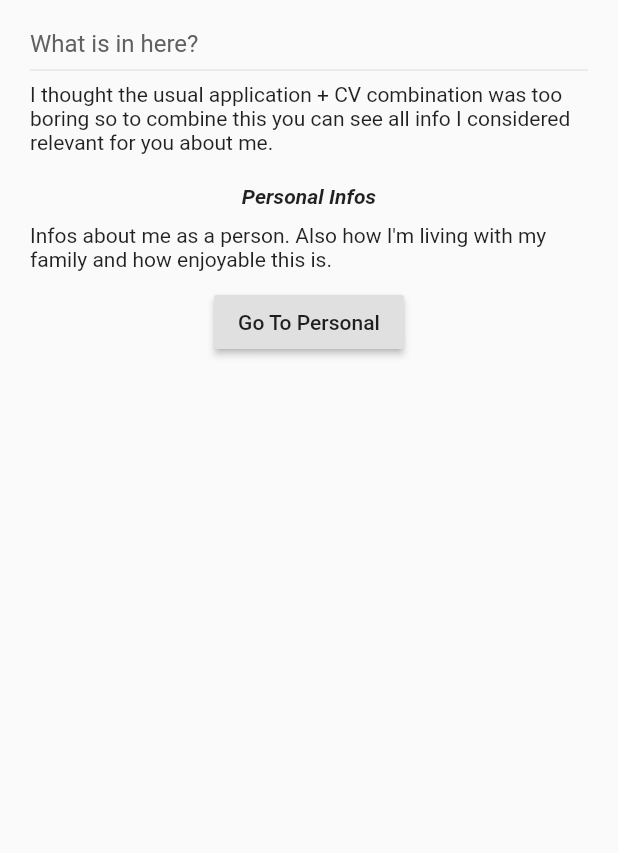
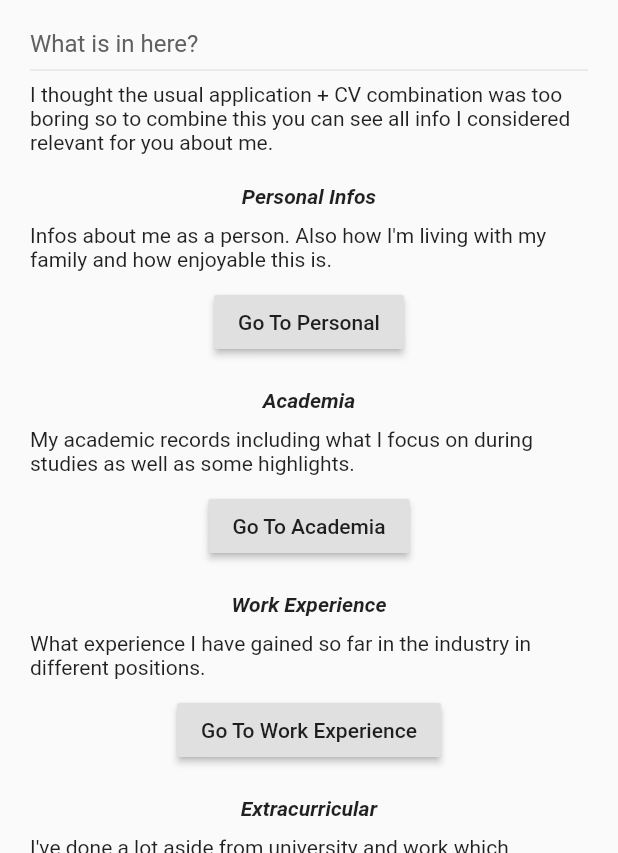
Before and after one commit to DaemonLoki/Silicon-Valley-Spring-School, a Flutter app: the screen it shows after launch, after a tap on an icon or button, on a phone screen of 412 x 824 dp, the part 383-1236 px from its top. Run offline on Flutter 3.47's test engine with Material 2 defaults, Android fonts, the phone set to English and light mode, and no system bars; our stand-ins replace chewie, video_player.

Commit message:
added application tab with links to other tabs

```diff
--- a/lib/application_content.dart
+++ b/lib/application_content.dart
@@ -2,6 +2,7 @@ import 'package:flutter/material.dart';
 import 'package:chewie/chewie.dart';
 import 'package:video_player/video_player.dart';
 import 'ui/section_header.dart';
+import 'welcome_page.dart';
 
 class ApplicationContent extends StatelessWidget {
   @override
@@ -25,7 +26,10 @@ class ApplicationContent extends StatelessWidget {
               Text(
                 "I thought the usual application + CV combination was too boring so to combine this you can see all info I considered relevant for you about me."
               ),
-              ContentShort("Personal Infos", "Infos about me as a person. Also how I'm living with my family and how enjoyable this is. ","Go To Personal")
+              ContentShort("Personal Infos", "Infos about me as a person. Also how I'm living with my family and how enjoyable this is. ","Go To Personal", 1),
+              ContentShort("Academia", "My academic records including what I focus on during studies as well as some highlights.", "Go To Academia", 2),
+              ContentShort("Work Experience", "What experience I have gained so far in the industry in different positions.", "Go To Work Experience", 3),
+              ContentShort("Extracurricular", "I've done a lot aside from university and work which resembles my enthusiasm and interest in all technological things.", "Go To Extracurricular", 4)
             ],
           ),
         ),
@@ -41,16 +45,21 @@ class ApplicationContent extends StatelessWidget {
 
 class ContentShort extends StatelessWidget {
 
-  ContentShort(this._title, this._description, this._buttonName);
+  ContentShort(this._title, this._description, this._buttonName, this._tabIndex);
 
   final String _title;
   final String _description;
   final String _buttonName;
+  final int _tabIndex;
+
+  void _onPersonalPressed(int tabIndex) {
+    WelcomePage.myOverviewNavKey.currentState.tabController.animateTo(tabIndex);
+  }
 
   @override
   Widget build(BuildContext context) {
     return Padding(
-      padding: const EdgeInsets.symmetric(vertical: 20.0),
+      padding: const EdgeInsets.only(top: 20.0),
       child: new Column(
         children: <Widget>[
           Text(_title, style: TextStyle(fontStyle: FontStyle.italic, fontWeight: FontWeight.bold),),
@@ -59,7 +68,7 @@ class ContentShort extends StatelessWidget {
             child: Text(_description),
           ),
           RaisedButton(
-            onPressed: () => {},
+            onPressed: () => _onPersonalPressed(_tabIndex),
             child: Text(_buttonName))
         ],
       ),
--- a/lib/overview.dart
+++ b/lib/overview.dart
@@ -6,18 +6,18 @@ import 'personal_content.dart';
 import 'application_content.dart';
 
 class OverviewNav extends StatefulWidget {
+  const OverviewNav({Key key}) : super(key: key);
+
   @override
-  _OverviewNavState createState() => new _OverviewNavState();
+  OverviewNavState createState() => new OverviewNavState();
 }
 
 class TabContent {
-
   const TabContent({this.title, this.content});
 
   final String title;
   final Widget content;
 }
-
 
 List<TabContent> tabs = <TabContent>[
   new TabContent(title: "Application", content: ApplicationContent()),
@@ -27,7 +27,22 @@ List<TabContent> tabs = <TabContent>[
   const TabContent(title: "Extracurricular", content: const ExtraContent()),
 ];
 
-class _OverviewNavState extends State<OverviewNav> {
+class OverviewNavState extends State<OverviewNav>
+    with SingleTickerProviderStateMixin {
+  TabController tabController;
+
+  @override
+  void initState() {
+    super.initState();
+    tabController = new TabController(vsync: this, length: tabs.length);
+  }
+
+  @override
+  void dispose() {
+    tabController.dispose();
+    super.dispose();
+  }
+
   @override
   Widget build(BuildContext context) {
     return DefaultTabController(
@@ -36,6 +51,7 @@ class _OverviewNavState extends State<OverviewNav> {
           appBar: AppBar(
             title: Text('Stefan'),
             bottom: TabBar(
+              controller: tabController,
               isScrollable: true,
               tabs: tabs.map((TabContent tab) {
                 return Tab(text: tab.title);
@@ -43,6 +59,7 @@ class _OverviewNavState extends State<OverviewNav> {
             ),
           ),
           body: TabBarView(
+            controller: tabController,
             children: tabs.map((TabContent tab) {
               return tab.content;
             }).toList(),
--- a/lib/welcome_page.dart
+++ b/lib/welcome_page.dart
@@ -2,6 +2,8 @@ import 'package:flutter/material.dart';
 import 'overview.dart';
 
 class WelcomePage extends StatelessWidget {
+
+  static final myOverviewNavKey = new GlobalKey<OverviewNavState>();
 
   @override
   Widget build(BuildContext context) {
@@ -36,7 +38,9 @@ class WelcomePage extends StatelessWidget {
                 color: Theme.of(context).accentColor,
                 padding: EdgeInsets.symmetric(vertical: 15.0, horizontal: 20.0),
                 onPressed: () {
-                  Navigator.push(context, MaterialPageRoute(builder: (context) => OverviewNav()));
+                  Navigator.push(context, MaterialPageRoute(builder: (context) => OverviewNav(
+                    key: myOverviewNavKey
+                  )));
                 }
               ),
             )
```
